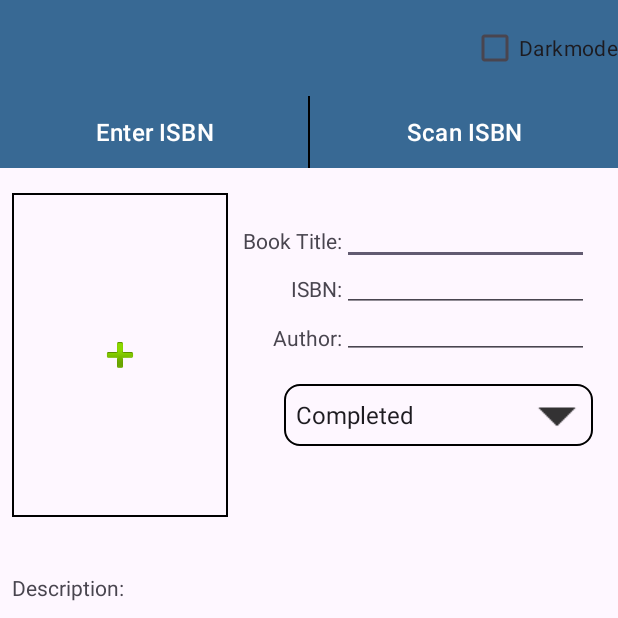
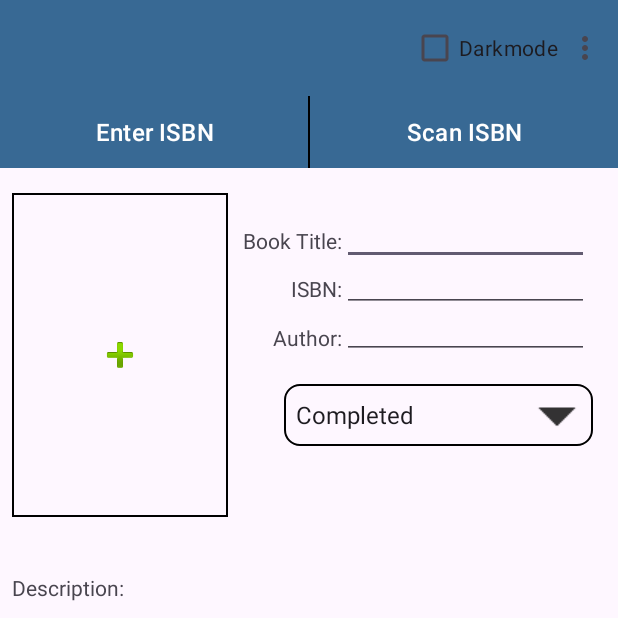
Before and after one commit to dogtoot/BookTracker, an Android app: the AddBookActivity screen opened directly, with no data from a screen before it, on a phone screen of 412 x 824 dp, the top half of it. Run offline under Robolectric (Android 15) with nearby library versions, the phone set to English and light mode, and no system bars; pictures from the network do not load.

Commit message:
Create new parent activity, added about menu, and extract toolbar into its own layout.

```diff
--- /dev/null
+++ b/app/src/main/java/com/cj186/booktracker/BaseActivity.java
@@ -0,0 +1,41 @@
+package com.cj186.booktracker;
+
+import android.view.Menu;
+import android.view.MenuItem;
+
+import androidx.appcompat.app.AppCompatActivity;
+import androidx.appcompat.widget.Toolbar;
+
+import com.cj186.booktracker.sharedfragments.AboutFragment;
+
+public class BaseActivity extends AppCompatActivity {
+    @Override
+    public void setContentView(int layoutResID) {
+        super.setContentView(layoutResID);
+        setupToolbar(R.id.toolbar);
+    }
+
+    private void setupToolbar(int toolbarId){
+        Toolbar toolbar = findViewById(toolbarId);
+        if (toolbar != null) {
+            setSupportActionBar(toolbar);
+            getSupportActionBar().setDisplayShowTitleEnabled(false);
+        }
+    }
+
+    @Override
+    public boolean onCreateOptionsMenu(Menu menu) {
+        getMenuInflater().inflate(R.menu.about, menu);
+        return true;
+    }
+
+    @Override
+    public boolean onOptionsItemSelected(MenuItem item) {
+        if (item.getItemId() == R.id.about) {
+            AboutFragment dialog = new AboutFragment();
+            dialog.show(getSupportFragmentManager(), "aboutFragment");
+            return true;
+        }
+        return super.onOptionsItemSelected(item);
+    }
+}
--- a/app/src/main/java/com/cj186/booktracker/addbook/AddBookActivity.java
+++ b/app/src/main/java/com/cj186/booktracker/addbook/AddBookActivity.java
@@ -24,6 +24,7 @@ import androidx.activity.result.contract.ActivityResultContracts;
 import androidx.appcompat.app.AppCompatActivity;
 import androidx.lifecycle.ViewModelProvider;
 
+import com.cj186.booktracker.BaseActivity;
 import com.cj186.booktracker.network.APIHandler;
 import com.cj186.booktracker.model.Book;
 import com.cj186.booktracker.R;
@@ -32,7 +33,7 @@ import com.cj186.booktracker.model.Status;
 
 import java.io.ByteArrayOutputStream;
 
-public class AddBookActivity extends AppCompatActivity {
+public class AddBookActivity extends BaseActivity {
     // Image picker
     private ActivityResultLauncher<Intent> imagePickerLauncher;
 
--- a/app/src/main/java/com/cj186/booktracker/bookdescription/BookDescriptionActivity.java
+++ b/app/src/main/java/com/cj186/booktracker/bookdescription/BookDescriptionActivity.java
@@ -22,6 +22,7 @@ import android.widget.TextView;
 import androidx.annotation.NonNull;
 import androidx.appcompat.app.AppCompatActivity;
 
+import com.cj186.booktracker.BaseActivity;
 import com.cj186.booktracker.R;
 import com.cj186.booktracker.database.SQLHandler;
 import com.cj186.booktracker.model.Book;
@@ -33,7 +34,7 @@ import java.util.Map;
 import java.util.regex.Matcher;
 import java.util.regex.Pattern;
 
-public class BookDescriptionActivity extends AppCompatActivity {
+public class BookDescriptionActivity extends BaseActivity {
 
     private Book book;
 
--- a/app/src/main/java/com/cj186/booktracker/bookdescription/ConfirmDeleteFragment.java
+++ b/app/src/main/java/com/cj186/booktracker/bookdescription/ConfirmDeleteFragment.java
@@ -20,7 +20,7 @@ public class ConfirmDeleteFragment extends DialogFragment {
         this.listener = listener;
     }
 
-    private String bookName;
+    private final String bookName;
     public ConfirmDeleteFragment(String bookName){
         this.bookName = bookName;
     }
--- a/app/src/main/java/com/cj186/booktracker/library/MainActivity.java
+++ b/app/src/main/java/com/cj186/booktracker/library/MainActivity.java
@@ -3,6 +3,8 @@ package com.cj186.booktracker.library;
 import android.content.Intent;
 import android.database.Cursor;
 import android.os.Bundle;
+import android.view.Menu;
+import android.view.MenuInflater;
 import android.view.View;
 import android.widget.Button;
 import android.widget.TextView;
@@ -11,6 +13,7 @@ import androidx.appcompat.app.AppCompatActivity;
 import androidx.recyclerview.widget.GridLayoutManager;
 import androidx.recyclerview.widget.RecyclerView;
 
+import com.cj186.booktracker.BaseActivity;
 import com.cj186.booktracker.model.Book;
 import com.cj186.booktracker.database.DBHelper;
 import com.cj186.booktracker.R;
@@ -20,7 +23,7 @@ import com.cj186.booktracker.addbook.AddBookActivity;
 
 import java.util.ArrayList;
 
-public class MainActivity extends AppCompatActivity {
+public class MainActivity extends BaseActivity {
 
     private RecyclerView libraryList;
     private TextView emptyTextView;
--- a/app/src/main/res/layout/toolbar.xml
+++ b/app/src/main/res/layout/toolbar.xml
@@ -1,16 +1,13 @@
 <?xml version="1.0" encoding="utf-8"?>
-<androidx.constraintlayout.widget.ConstraintLayout xmlns:android="http://schemas.android.com/apk/res/android"
-    android:layout_width="match_parent"
-    android:layout_height="wrap_content"
-    xmlns:app="http://schemas.android.com/apk/res-auto">
-
 <androidx.appcompat.widget.Toolbar
     android:id="@+id/toolbar"
     android:layout_width="match_parent"
     android:layout_height="wrap_content"
     android:background="?android:attr/statusBarColor"
     android:popupTheme="@style/ThemeOverlay.AppCompat.Dark"
-        app:layout_constraintBaseline_toTopOf="parent" >
+    app:layout_constraintBaseline_toTopOf="parent"
+    xmlns:app="http://schemas.android.com/apk/res-auto"
+    xmlns:android="http://schemas.android.com/apk/res/android">
 
     <CheckBox
         android:layout_width="wrap_content"
@@ -18,5 +15,3 @@
         android:text="@string/darkmode"
         android:layout_gravity="end"/>
 </androidx.appcompat.widget.Toolbar>
-
-</androidx.constraintlayout.widget.ConstraintLayout>
--- a/app/src/main/res/values/strings.xml
+++ b/app/src/main/res/values/strings.xml
@@ -18,4 +18,7 @@
     <string name="year_published">Year Published:</string>
     <string name="favorite">Favorite</string>
     <string name="darkmode">Darkmode</string>
+    <string name="app_version">Version: 1.0.16</string>
+    <string name="app_description">Book Tracker is an app designed to allow readers to save, assign statuses to, and find books.</string>
+    <string name="app_author">Made by Collin J. Johnson</string>
 </resources>
```
Also changed, not shown: app/src/main/java/com/cj186/booktracker/sharedfragments/AboutFragment.java (added, +31 -0 lines), app/src/main/res/layout/about_fragment.xml (added, +34 -0 lines). Lines whose indentation alone changed are shown as unchanged.
